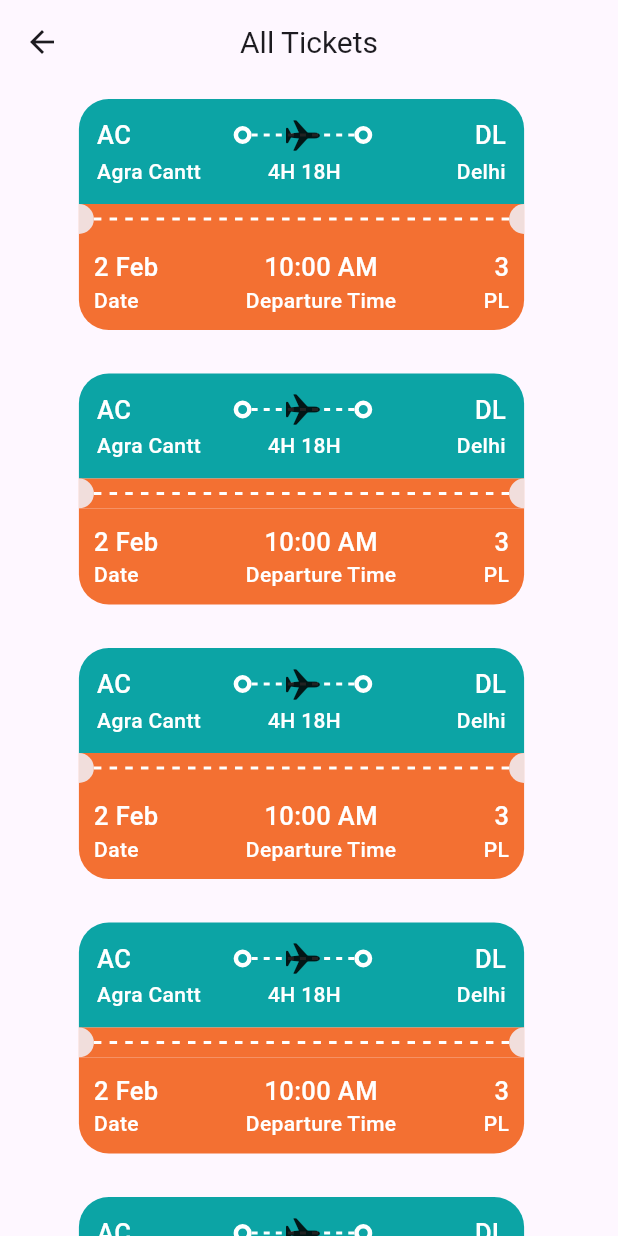
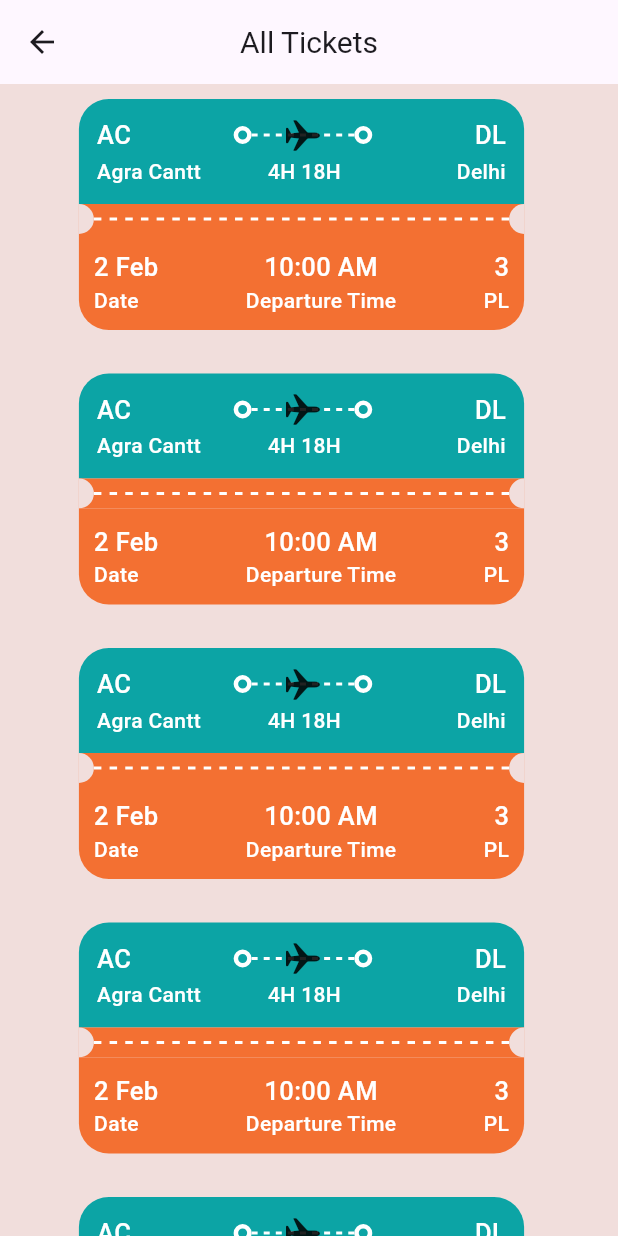
Before and after one commit to tarun1sisodia/Android-Studio-Flutter, a Flutter app: the AllTickets screen opened directly, on a phone screen of 412 x 824 dp. Run offline on Flutter 3.47's test engine with Material 3 defaults, Android fonts, the phone set to English and light mode, and no system bars.

Commit message:
Add background color

```diff
--- a/checkup2/lib/Screens/Widgets/all_tickets.dart
+++ b/checkup2/lib/Screens/Widgets/all_tickets.dart
@@ -1,3 +1,4 @@
+import 'package:checkup2/base/res/styles/app_styles.dart';
 import 'package:checkup2/base/widgets/ticket_view.dart';
 import 'package:flutter/material.dart';
 
@@ -7,6 +8,7 @@ class AllTickets extends StatelessWidget {
   @override
   Widget build(BuildContext context) {
     return Scaffold(
+      backgroundColor: AppStyles.backcolor,
       appBar: AppBar(
         title: const Text(
           "All Tickets",
```
